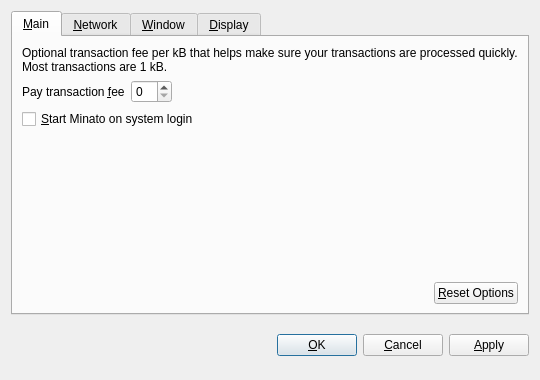
This is src/qt/forms/optionsdialog.ui in doscoin-project/Doscoin as Qt 5 draws it before an edit. The edited form follows.
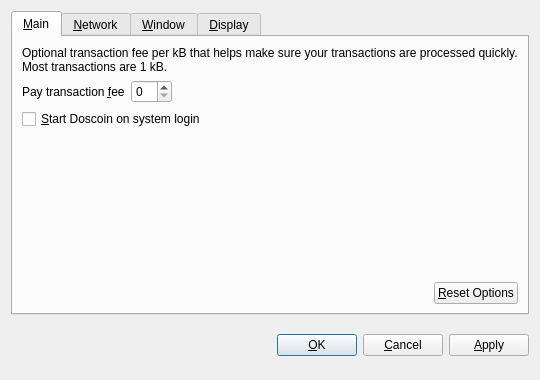
This is the edited form. Custom widgets are drawn as their Qt base class.

```diff
--- a/src/qt/forms/optionsdialog.ui
+++ b/src/qt/forms/optionsdialog.ui
@@ -82,7 +82,7 @@
           <string>Automatically start Minato after logging in to the system.</string>
          </property>
          <property name="text">
-          <string>&amp;Start Minato on system login</string>
+          <string>&amp;Start Doscoin on system login</string>
          </property>
         </widget>
        </item>
```
Left out of the diff: 10 changed lines with no effect on the pictures.
